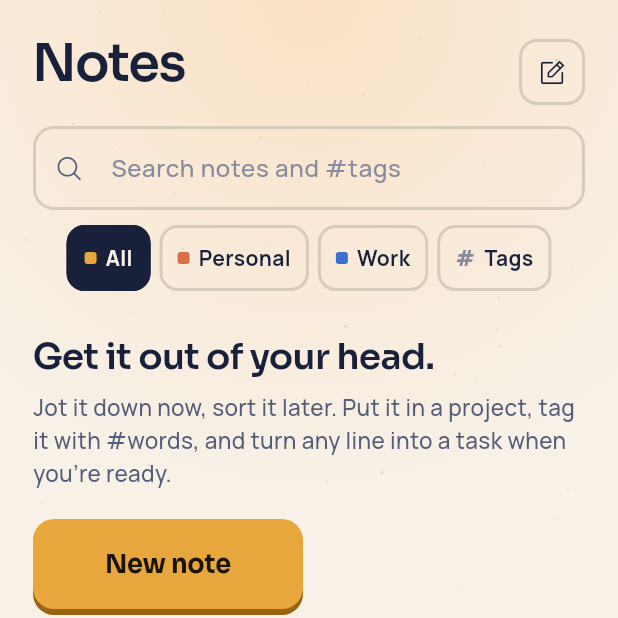
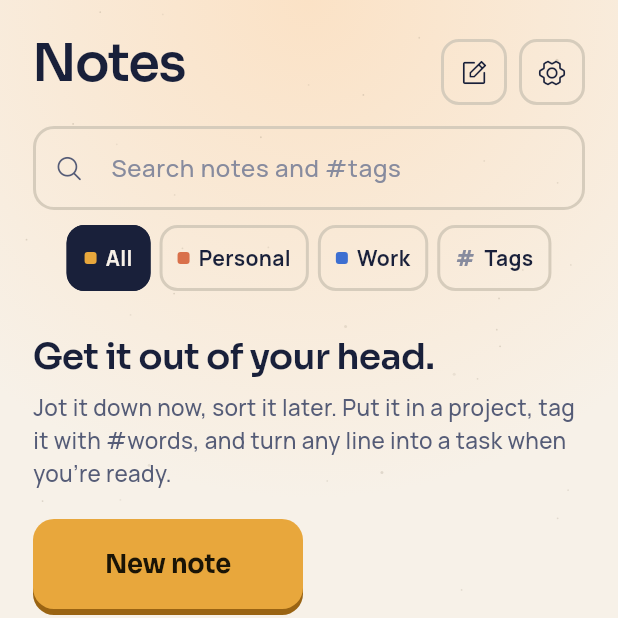
Before and after one commit to KGeary1995/ADHD-Tax, a Flutter app: the NotesScreen screen opened by its route, on a phone screen of 412 x 824 dp, the top half of it. Run offline on Flutter 3.47's test engine with Material 3 defaults, Android fonts, the phone set to English and light mode, and no system bars; our stand-ins replace audioplayers, confetti, file_picker, flutter_local_notifications, flutter_riverpod, flutter_secure_storage and 9 more; missing offline and left inert: dart:js_interop, google_sign_in_platform_interface, googleapis, hotkey_manager, window_manager; accounts and stored records are empty.

Commit message:
Settings from any tab: a gear on Today, Tasks, Notes and Progress
On a phone Settings only opened from the gear on Progress, and the tab
bar vanished there, so changing a setting meant a detour and a way back.
Each tab now has the gear at its top right (wide layouts keep it in the
sidebar), the tab bar stays on Settings, and Settings remembers the tab
it came from (?from=) so its back arrow and Android back return there.

Today's level pill drops the streak below 420 wide so "30 min · Staying
in" still fits beside the gear. Also removes a second "Wrap up ·
Overwhelmed?" that small phones showed under the task.

Co-Authored-By: Claude Opus 5.5 <noreply@anthropic.com>
Claude-Session: https://claude.ai/code/session_01V5fgn4snWDwKkrTeVLexSA

```diff
--- a/app/lib/app.dart
+++ b/app/lib/app.dart
@@ -21,6 +21,7 @@ import 'features/outside/outside_bootstrap.dart';
 import 'features/picker/dashboard_screen.dart';
 import 'features/reminders/reminder_bootstrap.dart';
 import 'features/settings/settings_controller.dart';
+import 'features/settings/settings_button.dart';
 import 'features/settings/settings_screen.dart';
 import 'features/tasks/task_list_screen.dart';
 import 'features/tasks/weekly_reset_screen.dart';
@@ -57,8 +58,13 @@ Widget _sky(Widget child) => SkyBackground(child: child);
 GoRouter buildRouter() => GoRouter(
   routes: [
     ShellRoute(
-      builder: (context, state, child) =>
-          _sky(AppShell(location: state.uri.path, child: child)),
+      builder: (context, state, child) => _sky(
+        AppShell(
+          location: state.uri.path,
+          from: state.uri.queryParameters['from'],
+          child: child,
+        ),
+      ),
       routes: [
         GoRoute(path: '/', builder: (_, _) => const DashboardScreen()),
         GoRoute(path: '/tasks', builder: (_, _) => const TaskListScreen()),
@@ -174,18 +180,26 @@ class GumptionApp extends ConsumerWidget {
 
 /// The tab bar on phones, a sidebar on wide screens. Both carry the Add
 /// button. Also owns the keyboard shortcuts and Android back. Settings
-/// lives in the shell too (the sidebar lists it); on a phone it hides the
-/// tab bar and is reached from the gear on Progress.
+/// lives in the shell too: the sidebar lists it, and on a phone each tab
+/// has a gear at the top right; the tab bar stays, with no tab lit.
 class AppShell extends ConsumerWidget {
-  const AppShell({super.key, required this.location, required this.child});
+  const AppShell({
+    super.key,
+    required this.location,
+    this.from,
+    required this.child,
+  });
   final String location;
+
+  /// On Settings: the tab it was opened from (see `goToSettings`).
+  final String? from;
   final Widget child;
 
   bool get _onSettings => location.startsWith('/settings');
 
-  /// The tab to light up. Settings belongs to Progress.
+  /// The tab to light up; none on Settings.
   int get _index {
-    if (_onSettings) return 3;
+    if (_onSettings) return -1;
     final i = _destinations.indexWhere(
       (d) => d.path != '/' && location.startsWith(d.path),
     );
@@ -216,7 +230,7 @@ class AppShell extends ConsumerWidget {
               child: Row(
                 children: [
                   _Sidebar(
-                    index: _onSettings ? -1 : _index,
+                    index: _index,
                     settings: _onSettings,
                     onSelect: go,
                     onAdd: add,
@@ -232,14 +246,12 @@ class AppShell extends ConsumerWidget {
             // The bar sits over the content; screens pad their bottom by
             // MediaQuery.padding, which then includes the bar.
             extendBody: true,
-            bottomNavigationBar: _onSettings
-                ? null
-                : _TabBar(
-                    index: _index,
-                    onSelect: go,
-                    onAdd: add,
-                    addLabel: addLabel,
-                  ),
+            bottomNavigationBar: _TabBar(
+              index: _index,
+              onSelect: go,
+              onAdd: add,
+              addLabel: addLabel,
+            ),
             // Progress draws its night sky under the status bar itself.
             body: SafeArea(
               top: !location.startsWith('/progress'),
@@ -261,17 +273,18 @@ class AppShell extends ConsumerWidget {
         const SingleActivator(LogicalKeyboardKey.digit4, control: true): () =>
             go(3),
         const SingleActivator(LogicalKeyboardKey.comma, control: true): () =>
-            context.go('/settings'),
+            goToSettings(context),
         const SingleActivator(LogicalKeyboardKey.comma, meta: true): () =>
-            context.go('/settings'),
+            goToSettings(context),
       },
       // Tabs replace each other rather than stacking, so Android's back
       // button would otherwise close the app from any tab. Back goes Home
-      // first (from Settings, back to Progress), and only exits from there.
+      // first (from Settings, back to the tab it was opened from), and only
+      // exits from there.
       child: PopScope(
         canPop: location == '/',
         onPopInvokedWithResult: (didPop, _) {
-          if (!didPop) context.go(_onSettings ? '/progress' : '/');
+          if (!didPop) context.go(_onSettings ? settingsReturn(from) : '/');
         },
         child: Focus(autofocus: true, child: scaffold),
       ),
@@ -556,7 +569,7 @@ class _Sidebar extends StatelessWidget {
             Ph.gearSix,
             Ph.gearSixFill,
             settings,
-            () => context.go('/settings'),
+            () => goToSettings(context),
           ),
           const Align(alignment: Alignment.centerLeft, child: SyncBadge()),
         ],
--- a/app/lib/features/notes/notes_screen.dart
+++ b/app/lib/features/notes/notes_screen.dart
@@ -1,6 +1,7 @@
 import 'package:flutter/material.dart';
 
 import '../settings/device_workspaces.dart';
+import '../settings/settings_button.dart';
 
 import 'package:flutter_riverpod/flutter_riverpod.dart';
 import 'package:go_router/go_router.dart';
@@ -232,10 +233,19 @@ class _NotesScreenState extends ConsumerState<NotesScreen> {
         children: [
           PageHeader(
             'Notes',
-            trailing: SquareIconButton(
-              icon: Ph.notePencil,
-              tooltip: 'New note',
-              onPressed: () => openNewNote(context, ref),
+            trailing: Row(
+              mainAxisSize: MainAxisSize.min,
+              children: [
+                SquareIconButton(
+                  icon: Ph.notePencil,
+                  tooltip: 'New note',
+                  onPressed: () => openNewNote(context, ref),
+                ),
+                if (hasSettingsButton(context)) ...[
+                  const SizedBox(width: Gap.s4),
+                  const SettingsButton(),
+                ],
+              ],
             ),
           ),
           const SizedBox(height: Gap.s6),
--- /dev/null
+++ b/app/lib/features/settings/settings_button.dart
@@ -0,0 +1,60 @@
+import 'package:flutter/material.dart';
+import 'package:go_router/go_router.dart';
+
+import '../../core/theme/app_themes.dart';
+import '../../core/theme/ph.dart';
+import '../../widgets/ui.dart';
+
+/// The tabs Settings can return to. Anything else goes back to Today.
+const _tabs = {'/', '/tasks', '/notes', '/progress'};
+
+/// Where Settings' back goes: the tab it was opened from (`?from=`).
+String settingsReturn(String? from) => _tabs.contains(from) ? from! : '/';
+
+/// Opens Settings from whichever tab you're on, so its back (and Android's
+/// back) returns there rather than to a fixed tab.
+void goToSettings(BuildContext context) {
+  final here = GoRouter.of(context)
+      .routerDelegate
+      .currentConfiguration
+      .uri
+      .path;
+  context.go(
+    _tabs.contains(here)
+        ? Uri(path: '/settings', queryParameters: {'from': here}).toString()
+        : '/settings',
+  );
+}
+
+/// Whether this layout shows [SettingsButton] (phones; not with the sidebar).
+bool hasSettingsButton(BuildContext context) =>
+    MediaQuery.sizeOf(context).width < wideBreakpoint;
+
+/// The gear at the top right of each tab on a phone. Wide layouts list
+/// Settings in the sidebar instead, so it's hidden there.
+class SettingsButton extends StatelessWidget {
+  const SettingsButton({super.key, this.quiet = false});
+
+  /// Today: a plain icon, no square, to keep that screen calm.
+  final bool quiet;
+
+  @override
+  Widget build(BuildContext context) {
+    if (!hasSettingsButton(context)) return const SizedBox.shrink();
+    if (!quiet) {
+      return SquareIconButton(
+        icon: Ph.gearSix,
+        tooltip: 'Settings',
+        onPressed: () => goToSettings(context),
+      );
+    }
+    final s = context.spec;
+    return IconButton(
+      tooltip: 'Settings',
+      constraints: const BoxConstraints.tightFor(width: 40, height: 42),
+      padding: EdgeInsets.zero,
+      icon: Icon(Ph.gearSix, size: 20, color: s.ink2),
+      onPressed: () => goToSettings(context),
+    );
+  }
+}
--- a/app/lib/features/tasks/task_list_screen.dart
+++ b/app/lib/features/tasks/task_list_screen.dart
@@ -1,6 +1,7 @@
 import 'package:flutter/material.dart';
 
 import '../settings/device_workspaces.dart';
+import '../settings/settings_button.dart';
 
 import 'package:flutter_riverpod/flutter_riverpod.dart';
 import 'package:go_router/go_router.dart';
@@ -185,6 +186,10 @@ class TaskListScreen extends ConsumerWidget {
                 selected: filter != null || project != null,
                 onPressed: () => _showFilterSheet(context),
               ),
+              if (hasSettingsButton(context)) ...[
+                const SizedBox(width: Gap.s4),
+                const SettingsButton(),
+              ],
             ],
           ),
         ),
--- a/app/lib/sync/sync_badge.dart
+++ b/app/lib/sync/sync_badge.dart
@@ -1,9 +1,9 @@
 import 'package:flutter/material.dart';
 import 'package:flutter_riverpod/flutter_riverpod.dart';
-import 'package:go_router/go_router.dart';
 
 import '../data/models/task.dart';
 import '../features/settings/accounts_panel.dart';
+import '../features/settings/settings_button.dart';
 import 'sync_controller.dart';
 
 /// Compact sync status for the app chrome; tap to open Settings. Shows the
@@ -36,7 +36,7 @@ class SyncBadge extends ConsumerWidget {
     ].join('\n');
     return IconButton(
       tooltip: tip,
-      onPressed: () => context.go('/settings'),
+      onPressed: () => goToSettings(context),
       icon: SyncIcon(sync: shown),
     );
   }
@@ -57,7 +57,7 @@ class SyncAlert extends ConsumerWidget {
     if (troubled.isEmpty) return const SizedBox.shrink();
     return IconButton(
       tooltip: 'Sync needs attention',
-      onPressed: () => context.go('/settings'),
+      onPressed: () => goToSettings(context),
       icon: SyncIcon(sync: troubled.first, size: 22),
     );
   }
```
Also changed, not shown: app/lib/features/gamification/progress_screen.dart (+4 -8 lines), app/lib/features/picker/dashboard_screen.dart (+7 -5 lines), app/lib/features/settings/settings_screen.dart (+7 -2 lines), 1 other file.
